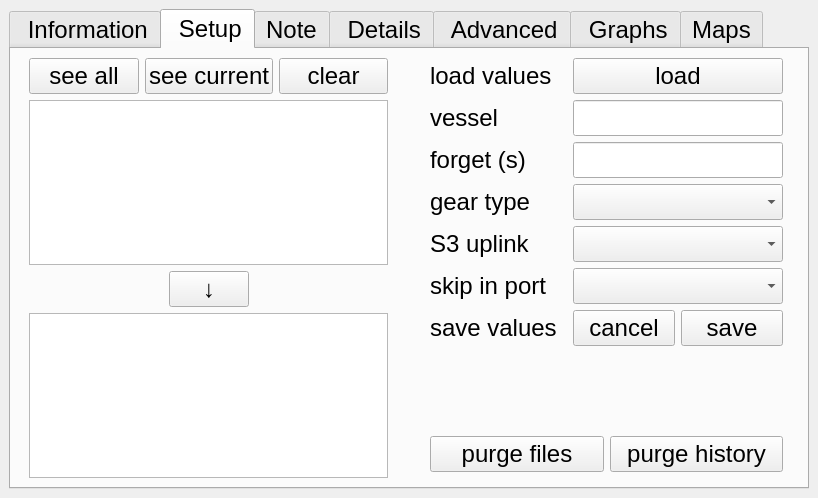
Old version of the form ddh/gui/designer_main.ui in the repository LowellInstruments/ddh_old.
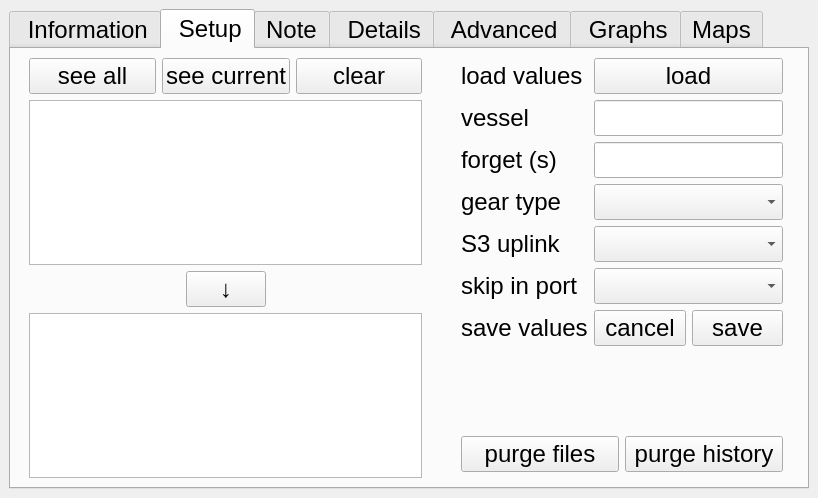
New version of the form. The open tabs and pages were chosen to show the change. Icons and pictures are not drawn.

```diff
--- a/ddh/gui/designer_main.ui
+++ b/ddh/gui/designer_main.ui
@@ -709,7 +709,7 @@
          <number>18</number>
         </property>
         <item>
-         <layout class="QHBoxLayout" name="horizontalLayout_2" stretch="10,1,10">
+         <layout class="QHBoxLayout" name="horizontalLayout_2" stretch="12,1,10">
           <item>
            <layout class="QVBoxLayout" name="verticalLayout" stretch="1,10,1,10">
             <item>
```
Left out of the diff: 2 changed lines with no effect on the pictures.
